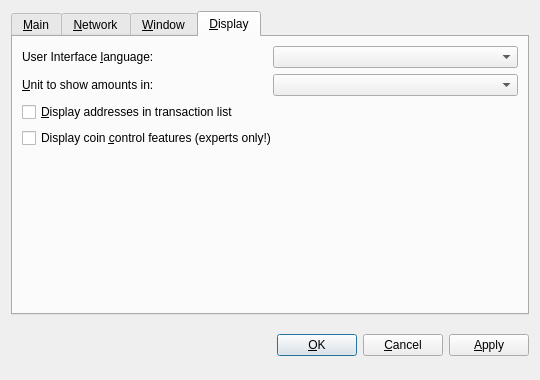
talkcoin/talkcoin-wallet, file src/qt/forms/optionsdialog.ui: the form before one commit.
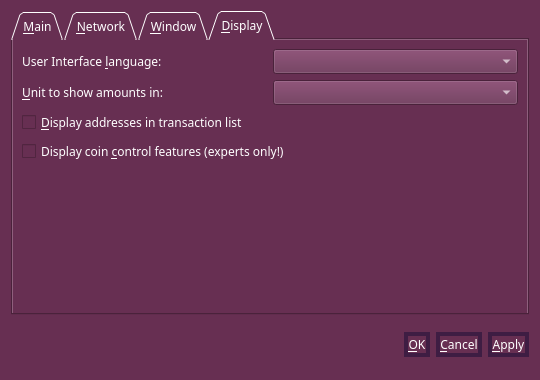
The form after the commit. The open tabs and pages were chosen to show the change. Custom widgets are drawn as their Qt base class.

Patch:
```diff
--- a/src/qt/forms/optionsdialog.ui
+++ b/src/qt/forms/optionsdialog.ui
@@ -10,9 +10,21 @@
     <height>380</height>
    </rect>
   </property>
+  <property name="font">
+   <font>
+    <family>Gill Sans MT</family>
+    <pointsize>9</pointsize>
+   </font>
+  </property>
   <property name="windowTitle">
    <string>Options</string>
   </property>
+  <property name="styleSheet">
+   <string notr="true">background-color: rgb(103, 47, 82);
+color: rgb(255, 255, 255);
+alternate-background-color: rgb(89, 38, 68);
+selection-background-color:QLinearGradient(x1: 0.8, y1: 0, x2: 1, y2: 0, stop: 0 rgb(88,0,118), stop: 1 rgb(41,0,100))</string>
+  </property>
   <property name="modal">
    <bool>true</bool>
   </property>
@@ -22,6 +34,9 @@
      <property name="tabPosition">
       <enum>QTabWidget::North</enum>
      </property>
+     <property name="tabShape">
+      <enum>QTabWidget::Triangular</enum>
+     </property>
      <property name="currentIndex">
       <number>0</number>
      </property>
@@ -309,6 +324,24 @@
         <layout class="QHBoxLayout" name="horizontalLayout_1_Display">
          <item>
           <widget class="QLabel" name="langLabel">
+           <property name="font">
+            <font>
+             <family>Gill Sans MT</family>
+             <pointsize>9</pointsize>
+            </font>
+           </property>
+           <property name="styleSheet">
+            <string notr="true">
+QToolTip {
+     color: white;
+     font-size:9pt;font-family:'Gill Sans MT';
+     border: 4px solid ;
+     border-radius: 13px;
+     opacity: 700;
+     border-color: rgb(89,38,68);
+     background-color: rgb(62,29,67);
+ }</string>
+           </property>
            <property name="text">
             <string>User Interface &amp;language:</string>
            </property>
@@ -322,9 +355,27 @@
          </item>
          <item>
           <widget class="QValueComboBox" name="lang">
+           <property name="font">
+            <font>
+             <family>Gill Sans MT</family>
+             <pointsize>9</pointsize>
+            </font>
+           </property>
            <property name="toolTip">
             <string>The user interface language can be set here. This setting will take effect after restarting Talkcoin.</string>
            </property>
+           <property name="styleSheet">
+            <string notr="true">
+QToolTip {
+     color: white;
+     font-size:9pt;font-family:'Gill Sans MT';
+     border: 4px solid ;
+     border-radius: 13px;
+     opacity: 700;
+     border-color: rgb(89,38,68);
+     background-color: rgb(62,29,67);
+ }</string>
+           </property>
           </widget>
          </item>
         </layout>
@@ -333,6 +384,24 @@
         <layout class="QHBoxLayout" name="horizontalLayout_2_Display">
          <item>
           <widget class="QLabel" name="unitLabel">
+           <property name="font">
+            <font>
+             <family>Gill Sans MT</family>
+             <pointsize>9</pointsize>
+            </font>
+           </property>
+           <property name="styleSheet">
+            <string notr="true">
+QToolTip {
+     color: white;
+     font-size:9pt;font-family:'Gill Sans MT';
+     border: 4px solid ;
+     border-radius: 13px;
+     opacity: 700;
+     border-color: rgb(89,38,68);
+     background-color: rgb(62,29,67);
+ }</string>
+           </property>
            <property name="text">
             <string>&amp;Unit to show amounts in:</string>
            </property>
@@ -346,18 +415,54 @@
          </item>
          <item>
           <widget class="QValueComboBox" name="unit">
+           <property name="font">
+            <font>
+             <family>Gill Sans MT</family>
+             <pointsize>9</pointsize>
+            </font>
+           </property>
            <property name="toolTip">
             <string>Choose the default subdivision unit to show in the interface and when sending coins.</string>
            </property>
+           <property name="styleSheet">
+            <string notr="true">
+QToolTip {
+     color: white;
+     font-size:9pt;font-family:'Gill Sans MT';
+     border: 4px solid ;
+     border-radius: 13px;
+     opacity: 700;
+     border-color: rgb(89,38,68);
+     background-color: rgb(62,29,67);
+ }</string>
+           </property>
           </widget>
          </item>
         </layout>
        </item>
        <item>
         <widget class="QCheckBox" name="displayAddresses">
+         <property name="font">
+          <font>
+           <family>Gill Sans MT</family>
+           <pointsize>9</pointsize>
+          </font>
+         </property>
          <property name="toolTip">
           <string>Whether to show Talkcoin addresses in the transaction list or not.</string>
          </property>
+         <property name="styleSheet">
+          <string notr="true">
+QToolTip {
+     color: white;
+     font-size:9pt;font-family:'Gill Sans MT';
+     border: 4px solid ;
+     border-radius: 13px;
+     opacity: 700;
+     border-color: rgb(89,38,68);
+     background-color: rgb(62,29,67);
+ }</string>
+         </property>
          <property name="text">
           <string>&amp;Display addresses in transaction list</string>
          </property>
@@ -365,9 +470,27 @@
        </item>
        <item>
         <widget class="QCheckBox" name="coinControlFeatures">
+         <property name="font">
+          <font>
+           <family>Gill Sans MT</family>
+           <pointsize>9</pointsize>
+          </font>
+         </property>
          <property name="toolTip">
           <string>Whether to show coin control features or not.</string>
          </property>
+         <property name="styleSheet">
+          <string notr="true">
+QToolTip {
+     color: white;
+     font-size:9pt;font-family:'Gill Sans MT';
+     border: 4px solid ;
+     border-radius: 13px;
+     opacity: 700;
+     border-color: rgb(89,38,68);
+     background-color: rgb(62,29,67);
+ }</string>
+         </property>
          <property name="text">
           <string>Display coin &amp;control features (experts only!)</string>
          </property>
@@ -439,6 +562,27 @@
      </item>
      <item>
       <widget class="QPushButton" name="okButton">
+       <property name="font">
+        <font>
+         <family>Gill Sans MT</family>
+         <pointsize>9</pointsize>
+        </font>
+       </property>
+       <property name="styleSheet">
+        <string notr="true">QPushButton{
+border: 4px solid;
+border-radius: 13px;
+border-color: rgb(62,29,67);}
+QToolTip {
+     color: white;
+     font-size:9pt;font-family:'Gill Sans MT';
+     border: 4px solid ;
+     border-radius: 13px;
+     opacity: 700;
+     border-color: rgb(89,38,68);
+     background-color: rgb(62,29,67);
+ }</string>
+       </property>
        <property name="text">
         <string>&amp;OK</string>
        </property>
@@ -446,6 +590,27 @@
      </item>
      <item>
       <widget class="QPushButton" name="cancelButton">
+       <property name="font">
+        <font>
+         <family>Gill Sans MT</family>
+         <pointsize>9</pointsize>
+        </font>
+       </property>
+       <property name="styleSheet">
+        <string notr="true">QPushButton{
+border: 4px solid;
+border-radius: 13px;
+border-color: rgb(62,29,67);}
+QToolTip {
+     color: white;
+     font-size:9pt;font-family:'Gill Sans MT';
+     border: 4px solid ;
+     border-radius: 13px;
+     opacity: 700;
+     border-color: rgb(89,38,68);
+     background-color: rgb(62,29,67);
+ }</string>
+       </property>
        <property name="text">
         <string>&amp;Cancel</string>
        </property>
@@ -456,6 +621,27 @@
      </item>
      <item>
       <widget class="QPushButton" name="applyButton">
+       <property name="font">
+        <font>
+         <family>Gill Sans MT</family>
+         <pointsize>9</pointsize>
+        </font>
+       </property>
+       <property name="styleSheet">
+        <string notr="true">QPushButton{
+border: 4px solid;
+border-radius: 13px;
+border-color: rgb(62,29,67);}
+QToolTip {
+     color: white;
+     font-size:9pt;font-family:'Gill Sans MT';
+     border: 4px solid ;
+     border-radius: 13px;
+     opacity: 700;
+     border-color: rgb(89,38,68);
+     background-color: rgb(62,29,67);
+ }</string>
+       </property>
        <property name="text">
         <string>&amp;Apply</string>
        </property>
@@ -469,6 +655,11 @@
   </layout>
  </widget>
  <customwidgets>
+  <customwidget>
+   <class>QValidatedLineEdit</class>
+   <extends>QLineEdit</extends>
+   <header>qvalidatedlineedit.h</header>
+  </customwidget>
   <customwidget>
    <class>TalkcoinAmountField</class>
    <extends>QSpinBox</extends>
@@ -479,11 +670,6 @@
    <extends>QComboBox</extends>
    <header>qvaluecombobox.h</header>
   </customwidget>
-  <customwidget>
-   <class>QValidatedLineEdit</class>
-   <extends>QLineEdit</extends>
-   <header>qvalidatedlineedit.h</header>
-  </customwidget>
  </customwidgets>
  <resources/>
  <connections/>
```
Left out of the diff: 177 changed lines with no effect on the pictures.
